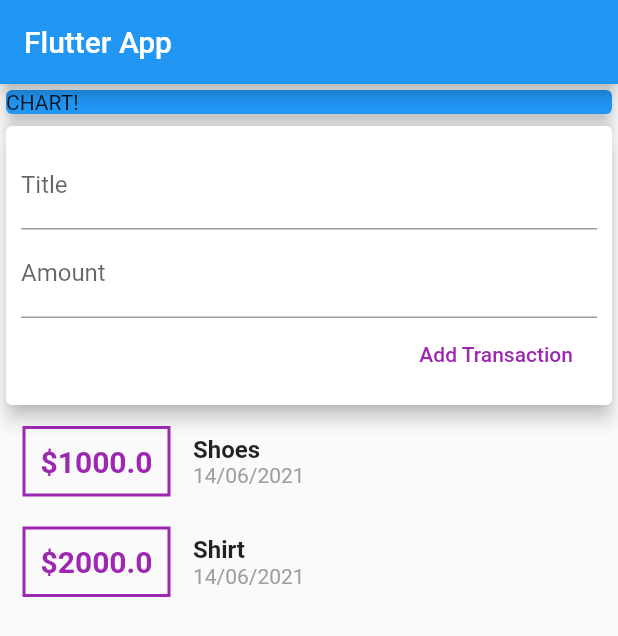
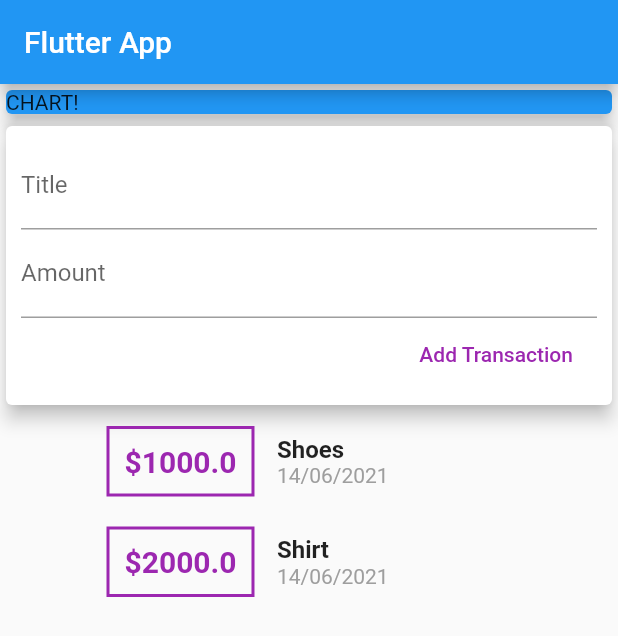
Before and after one commit to anawatj/flutter_widget_guide, a Flutter app: the screen it shows after launch, on a phone screen of 412 x 824 dp. Shown: the top 636 px of the screen. Run offline on Flutter 3.47's test engine with Material 2 defaults, Android fonts, the phone set to English and light mode, and no system bars.

Commit message:
make list scroller

```diff
--- a/lib/widgets/transaction_list.dart
+++ b/lib/widgets/transaction_list.dart
@@ -7,7 +7,10 @@ class TransactionList extends StatelessWidget {
   TransactionList(this.transactions);
   @override
   Widget build(BuildContext context) {
-    return Column(
+    return Container(
+        width: 300,
+        child: SingleChildScrollView(
+            child: Column(
           children: transactions.map((tx) {
             return Row(
               children: <Widget>[
@@ -28,8 +31,8 @@ class TransactionList extends StatelessWidget {
                   crossAxisAlignment: CrossAxisAlignment.start,
                   children: <Widget>[
                     Text(tx.title.toString(),
-                    style:
-                        TextStyle(fontSize: 16, fontWeight: FontWeight.bold)),
+                        style: TextStyle(
+                            fontSize: 16, fontWeight: FontWeight.bold)),
                     Text(DateFormat("dd/MM/yyyy").format(tx.date!),
                         style: TextStyle(color: Colors.grey)),
                   ],
@@ -37,6 +40,6 @@ class TransactionList extends StatelessWidget {
               ],
             );
           }).toList(),
-    );
+        )));
   }
 }
```
Lines whose indentation alone changed are shown as unchanged.
